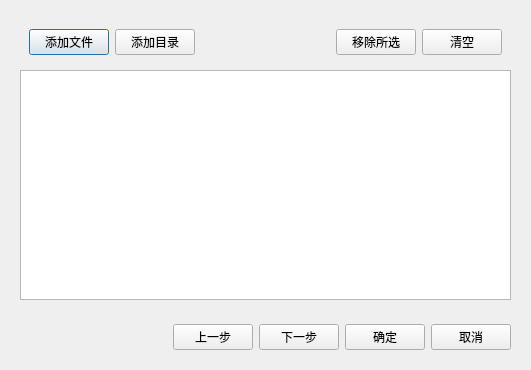
Above: src/ui/dialog_image_import.ui from Craftkuro/StickerGenie before the change. Below: the same form after it.
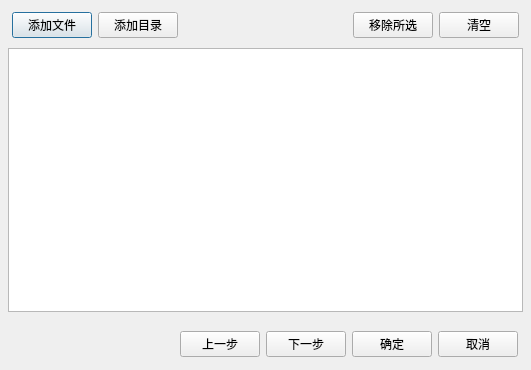
That is the form after the change.

```diff
--- a/src/ui/dialog_image_import.ui
+++ b/src/ui/dialog_image_import.ui
@@ -14,6 +14,18 @@
    <string>导入图片</string>
   </property>
   <layout class="QVBoxLayout" name="verticalLayout">
+   <property name="leftMargin">
+    <number>4</number>
+   </property>
+   <property name="topMargin">
+    <number>4</number>
+   </property>
+   <property name="rightMargin">
+    <number>4</number>
+   </property>
+   <property name="bottomMargin">
+    <number>4</number>
+   </property>
    <item>
     <widget class="QStackedWidget" name="stackedWidget">
      <property name="currentIndex">
@@ -21,9 +33,33 @@
      </property>
      <widget class="QWidget" name="page">
       <layout class="QVBoxLayout" name="verticalLayout_3">
+       <property name="leftMargin">
+        <number>4</number>
+       </property>
+       <property name="topMargin">
+        <number>4</number>
+       </property>
+       <property name="rightMargin">
+        <number>4</number>
+       </property>
+       <property name="bottomMargin">
+        <number>4</number>
+       </property>
        <item>
         <widget class="QWidget" name="widget_2" native="true">
          <layout class="QHBoxLayout" name="horizontalLayout">
+          <property name="leftMargin">
+           <number>4</number>
+          </property>
+          <property name="topMargin">
+           <number>4</number>
+          </property>
+          <property name="rightMargin">
+           <number>4</number>
+          </property>
+          <property name="bottomMargin">
+           <number>4</number>
+          </property>
           <item>
            <widget class="QPushButton" name="pushButtonAddFiles">
             <property name="text">
```
